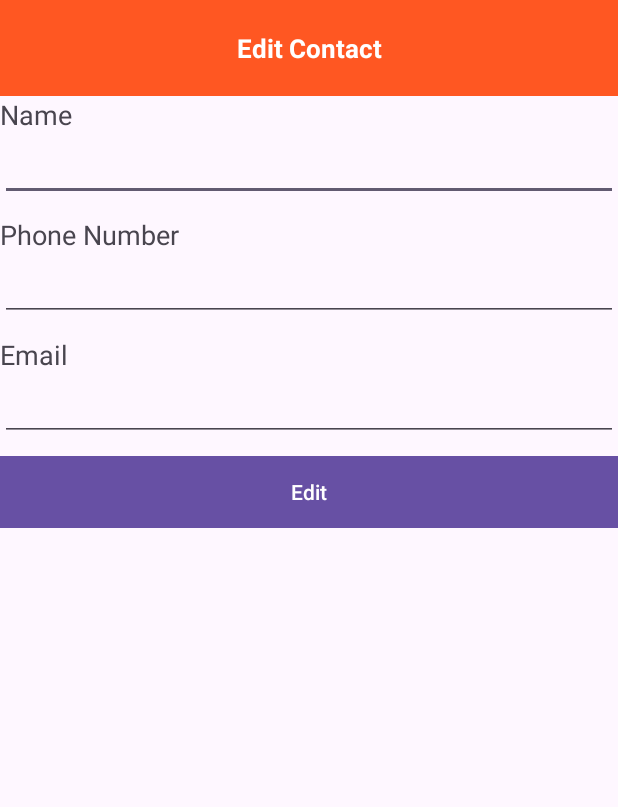
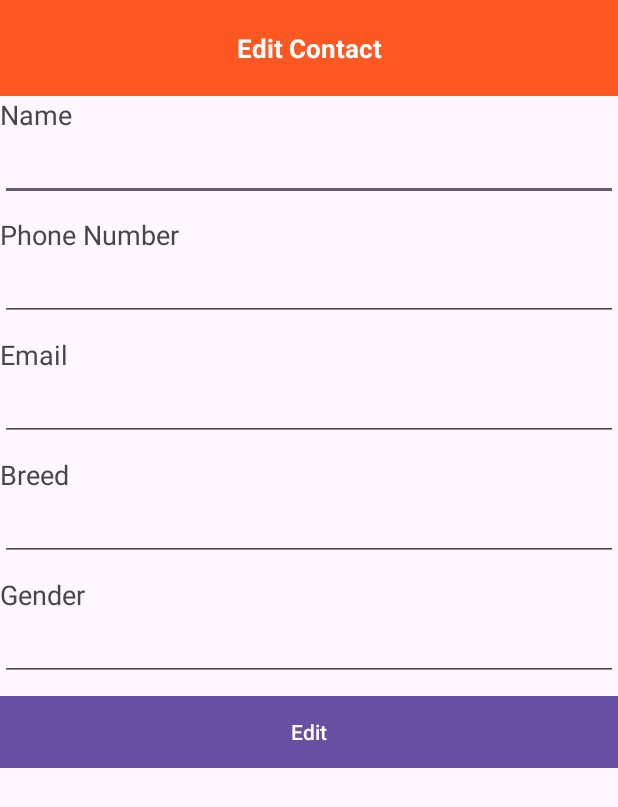
Before and after one commit to Jono-A/Contacts, an Android app: the EditInfoActivity screen opened directly, with no data from a screen before it, on a phone screen of 412 x 824 dp. Shown: the top 807 px of the screen. Run offline under Robolectric (Android 15) with nearby library versions, the phone set to English and light mode, and no system bars.

```diff
--- a/app/src/main/java/com/example/petadoptionfinals/ui/LoginActivity.kt
+++ b/app/src/main/java/com/example/petadoptionfinals/ui/LoginActivity.kt
@@ -8,6 +8,7 @@
 import androidx.appcompat.app.AppCompatActivity
 import com.example.petadoptionfinals.databinding.ActivityLoginBinding
 import com.google.firebase.auth.FirebaseAuth
+import java.util.jar.Attributes.Name
 
 class LoginActivity : AppCompatActivity() {
 
--- a/app/src/main/java/com/example/petadoptionfinals/ui/SignupActivity.kt
+++ b/app/src/main/java/com/example/petadoptionfinals/ui/SignupActivity.kt
@@ -2,6 +2,7 @@
 
 import android.content.Intent
 import android.os.Bundle
+import android.provider.ContactsContract.CommonDataKinds.Phone
 import android.widget.Toast
 import androidx.appcompat.app.AppCompatActivity
 import com.example.petadoptionfinals.databinding.ActivitySignupBinding
@@ -11,6 +12,7 @@
 import com.google.firebase.auth.auth
 import com.google.firebase.database.DatabaseReference
 import com.google.firebase.database.FirebaseDatabase
+import java.util.jar.Attributes.Name
 
 class SignupActivity : AppCompatActivity() {
     private lateinit var binding: ActivitySignupBinding
@@ -27,6 +29,8 @@
         firebaseAuth = FirebaseAuth.getInstance()
 
         binding.signupButton.setOnClickListener{
+            val name = binding.Name.text.toString()
+            val phone = binding.Phone.text.toString()
             val email = binding.signupEmail.text.toString()
             val password = binding.signupPassword.text.toString()
             val confirmPassword = binding.signupConfirm.text.toString()
@@ -41,6 +45,8 @@
                             authFirebase.currentUser?.uid?.let { it1 ->
                                 databaseReference.child(it1).setValue(user).addOnSuccessListener {
 
+                                    binding.Name.text.clear()
+                                    binding.Phone.text.clear()
                                     binding.signupEmail.text.clear()
                                     binding.signupPassword.text.clear()
                                     binding.signupConfirm.text.clear()
--- /dev/null
+++ b/app/src/main/res/drawable/baseline_person_24.xml
@@ -0,0 +1,5 @@
+<vector android:height="24dp" android:tint="#8692F7"
+    android:viewportHeight="24" android:viewportWidth="24"
+    android:width="24dp" xmlns:android="http://schemas.android.com/apk/res/android">
+    <path android:fillColor="@android:color/white" android:pathData="M12,12c2.21,0 4,-1.79 4,-4s-1.79,-4 -4,-4 -4,1.79 -4,4 1.79,4 4,4zM12,14c-2.67,0 -8,1.34 -8,4v2h16v-2c0,-2.66 -5.33,-4 -8,-4z"/>
+</vector>
--- /dev/null
+++ b/app/src/main/res/drawable/baseline_phone_24.xml
@@ -0,0 +1,5 @@
+<vector android:height="24dp" android:tint="#8692F7"
+    android:viewportHeight="24" android:viewportWidth="24"
+    android:width="24dp" xmlns:android="http://schemas.android.com/apk/res/android">
+    <path android:fillColor="@android:color/white" android:pathData="M6.62,10.79c1.44,2.83 3.76,5.14 6.59,6.59l2.2,-2.2c0.27,-0.27 0.67,-0.36 1.02,-0.24 1.12,0.37 2.33,0.57 3.57,0.57 0.55,0 1,0.45 1,1V20c0,0.55 -0.45,1 -1,1 -9.39,0 -17,-7.61 -17,-17 0,-0.55 0.45,-1 1,-1h3.5c0.55,0 1,0.45 1,1 0,1.25 0.2,2.45 0.57,3.57 0.11,0.35 0.03,0.74 -0.25,1.02l-2.2,2.2z"/>
+</vector>
--- a/app/src/main/res/layout/activity_edit_info.xml
+++ b/app/src/main/res/layout/activity_edit_info.xml
@@ -51,6 +51,35 @@
         android:inputType="textEmailAddress"
         android:layout_marginBottom="10sp"/>
 
+    <TextView
+        android:layout_width="match_parent"
+        android:layout_height="wrap_content"
+        android:text="Breed"
+        android:textSize="18dp" />
+
+    <EditText
+        android:id="@+id/breed"
+        android:layout_width="match_parent"
+        android:layout_height="wrap_content"
+        android:ems="10"
+        android:inputType="textEmailAddress"
+        android:layout_marginBottom="10sp"/>
+
+    <TextView
+        android:layout_width="match_parent"
+        android:layout_height="wrap_content"
+        android:text="Gender"
+        android:textSize="18dp" />
+
+    <EditText
+        android:id="@+id/Gender"
+        android:layout_width="match_parent"
+        android:layout_height="wrap_content"
+        android:ems="10"
+        android:inputType="textEmailAddress"
+        android:layout_marginBottom="10sp"/>
+
+
     <Button
         android:id="@+id/edit_contact"
         android:layout_width="match_parent"
```
Also changed, not shown: app/src/main/res/layout/activity_signup.xml (+46 -22 lines).
